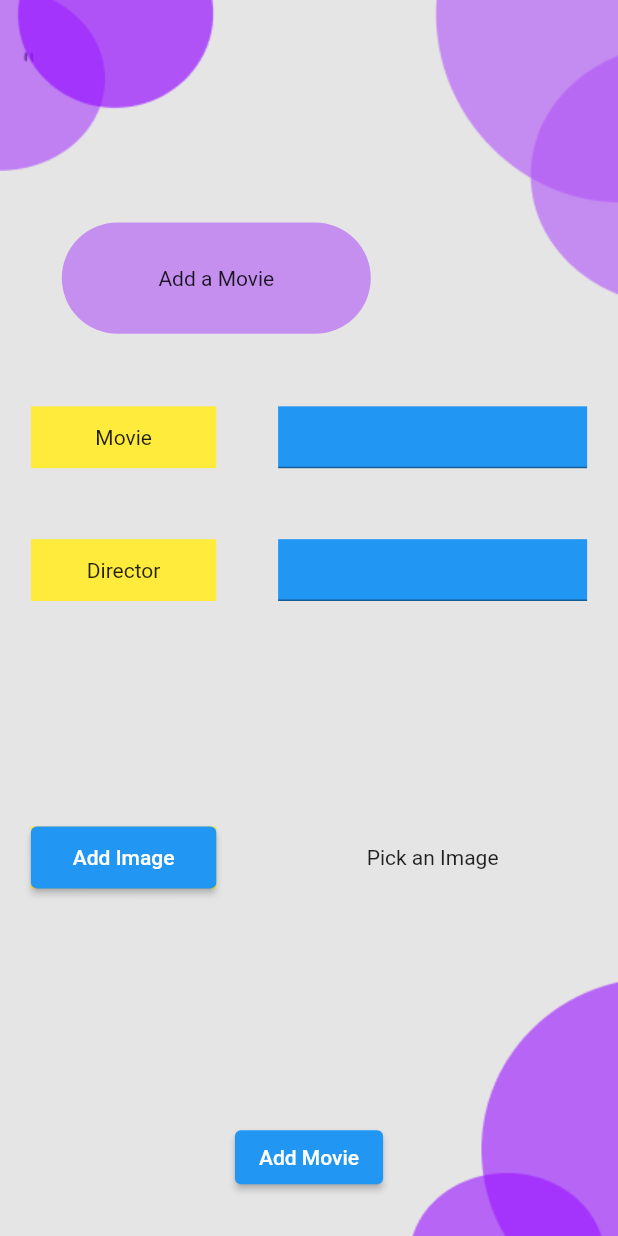
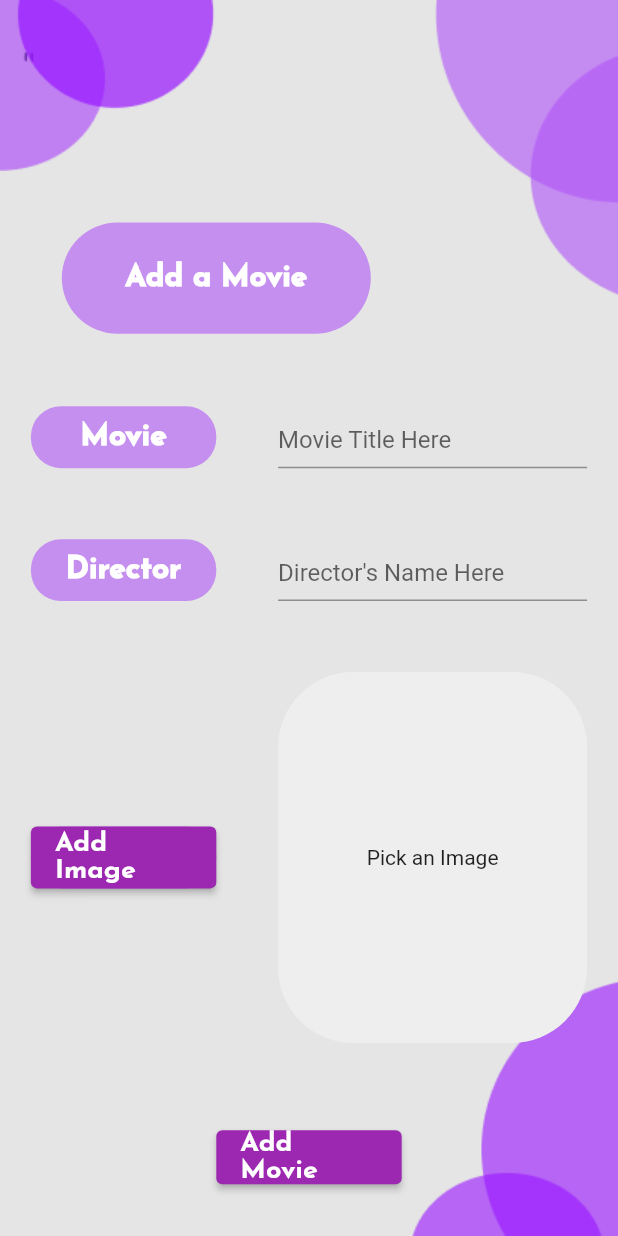
Before and after one commit to Megabyte-143/Movie_App, a Flutter app: the screen it shows after launch, after a tap on an icon or button, on a phone screen of 412 x 824 dp. Run offline on Flutter 3.47's test engine with Material 2 defaults, Android fonts, the phone set to English and light mode, and no system bars; our stand-ins replace cloud_firestore, firebase_core, firebase_storage, font_awesome_flutter, image_picker; accounts and stored records are empty.

Commit message:
completed the UI

```diff
--- a/lib/main.dart
+++ b/lib/main.dart
@@ -1,19 +1,19 @@
 import 'package:firebase_core/firebase_core.dart';
 import 'package:flutter/material.dart';
-import 'package:movie_app/provider/movie_list_provider.dart';
 import 'package:provider/provider.dart';
+
+import 'provider/movie_list_provider.dart';
 
 import 'screens/upload_screen.dart';
 import 'screens/list_screen.dart';
 
 void main() {
   WidgetsFlutterBinding.ensureInitialized();
-
   runApp(MyApp());
 }
 
 class MyApp extends StatelessWidget {
-  //const MyApp({Key? key}) : super(key: key);
+  MyApp({Key? key}) : super(key: key);
   final Future<FirebaseApp> _initialization = Firebase.initializeApp();
   @override
   Widget build(BuildContext context) {
@@ -36,15 +36,29 @@ class MyApp extends StatelessWidget {
             ),
           );
         } else {
-          return Provider(
+          return ChangeNotifierProvider(
             create: (_) => MovieListProvider(),
             child: MaterialApp(
               title: 'Flutter Demo',
               theme: ThemeData(
                 backgroundColor: const Color.fromRGBO(229, 229, 229, 1),
-                primarySwatch: Colors.blue,
+                primarySwatch: Colors.purple,
+                textTheme: const TextTheme(
+                  headline6: TextStyle(
+                    color: Colors.white,
+                    fontSize: 20,
+                    fontWeight: FontWeight.w900,
+                    fontFamily: "JosefinSans",
+                  ),
+                  headline5: TextStyle(
+                    color: Colors.white,
+                    fontSize: 18,
+                    fontWeight: FontWeight.bold,
+                    fontFamily: "JosefinSans",
+                  ),
+                ),
               ),
-              home: ListScreen(),
+              home: const ListScreen(),
               routes: {
                 UploadScreen.routeName: (ctx) => const UploadScreen(),
               },
--- a/lib/screens/upload_screen.dart
+++ b/lib/screens/upload_screen.dart
@@ -57,6 +57,36 @@ class _UploadScreenState extends State<UploadScreen> {
     });
   }
 
+  void addImage() {
+    showDialog(
+        context: context,
+        builder: (context) {
+          return AlertDialog(
+            title: const Text("Add An Image"),
+            actions: [
+              ElevatedButton(
+                onPressed: pickFromGallery,
+                child: const Text("Gallery"),
+              ),
+              ElevatedButton(
+                onPressed: pickFromCamera,
+                child: const Text("Photo"),
+              ),
+              ElevatedButton(
+                onPressed: removePhoto,
+                child: const Text("Remove Photo"),
+              ),
+              ElevatedButton(
+                onPressed: () {
+                  Navigator.pop(context);
+                },
+                child: const Text("OK"),
+              ),
+            ],
+          );
+        });
+  }
+
   void submit() async {
     final isValid = _formKey.currentState!.validate();
 
@@ -93,9 +123,6 @@ class _UploadScreenState extends State<UploadScreen> {
         ScaffoldMessenger.of(context)
             .showSnackBar(SnackBar(content: Text('$error')));
       } finally {
-        setState(() {
-          isLoading = false;
-        });
         Navigator.pop(context);
         _formKey.currentState!.reset();
       }
@@ -108,7 +135,7 @@ class _UploadScreenState extends State<UploadScreen> {
     final width = MediaQuery.of(context).size.width;
     return Scaffold(
       backgroundColor: Theme.of(context).backgroundColor,
-      body: Container(
+      body: SizedBox(
         height: height,
         child: SingleChildScrollView(
           child: Column(
@@ -117,7 +144,7 @@ class _UploadScreenState extends State<UploadScreen> {
                 height: height * 0.3,
                 width: width,
               ),
-              Container(
+              SizedBox(
                 height: height * 0.7,
                 child: Stack(
                   children: [
@@ -144,19 +171,34 @@ class _UploadScreenState extends State<UploadScreen> {
                                 Container(
                                   height: height * (0.05),
                                   width: width * 0.3,
-                                  color: Colors.yellow,
-                                  child: const Center(
+                                  decoration: BoxDecoration(
+                                    borderRadius: BorderRadius.circular(20),
+                                    color: const Color.fromRGBO(
+                                      152,
+                                      20,
+                                      255,
+                                      0.41,
+                                    ),
+                                  ),
+                                  child: Center(
                                     child: Text(
                                       "Movie",
+                                      style:
+                                          Theme.of(context).textTheme.headline6,
                                     ),
                                   ),
                                 ),
-                                Container(
-                                  color: Colors.blue,
+                                SizedBox(
+                                  //color: Colors.blue,
                                   height: height * (0.05),
                                   width: width * 0.5,
+                                  child: Center(
                                     child: TextFormField(
                                       controller: titleTextController,
+                                      decoration: const InputDecoration(
+                                        fillColor: Colors.transparent,
+                                        hintText: "Movie Title Here",
+                                      ),
                                       validator: (value) {
                                         if (value!.isEmpty) {
                                           return 'Please enter a Title';
@@ -168,6 +210,7 @@ class _UploadScreenState extends State<UploadScreen> {
                                       },
                                     ),
                                   ),
+                                ),
                               ],
                             ),
                             Row(
@@ -176,19 +219,32 @@ class _UploadScreenState extends State<UploadScreen> {
                                 Container(
                                   height: height * (0.05),
                                   width: width * 0.3,
-                                  color: Colors.yellow,
-                                  child: const Center(
+                                  decoration: BoxDecoration(
+                                    borderRadius: BorderRadius.circular(20),
+                                    color: const Color.fromRGBO(
+                                      152,
+                                      20,
+                                      255,
+                                      0.41,
+                                    ),
+                                  ),
+                                  child: Center(
                                     child: Text(
                                       "Director",
+                                      style:
+                                          Theme.of(context).textTheme.headline6,
                                     ),
                                   ),
                                 ),
-                                Container(
-                                  color: Colors.blue,
+                                SizedBox(
                                   height: height * (0.05),
                                   width: width * 0.5,
                                   child: TextFormField(
                                     controller: directorTextController,
+                                    decoration: const InputDecoration(
+                                      fillColor: Colors.transparent,
+                                      hintText: "Director's Name Here",
+                                    ),
                                     validator: (value) {
                                       if (value!.isEmpty) {
                                         return 'Please enter a Title';
@@ -208,60 +264,57 @@ class _UploadScreenState extends State<UploadScreen> {
                                 Container(
                                   height: height * (0.05),
                                   width: width * 0.3,
-                                    color: Colors.yellow,
+                                  decoration: BoxDecoration(
+                                    borderRadius: BorderRadius.circular(20),
+                                    color: const Color.fromRGBO(
+                                        152, 20, 255, 0.41),
+                                  ),
                                   child: ElevatedButton(
                                     onPressed: () {
-                                        showDialog(
-                                            context: context,
-                                            builder: (context) {
-                                              return AlertDialog(
-                                                title:
-                                                    const Text("Add An Image"),
-                                                actions: [
-                                                  ElevatedButton(
-                                                    onPressed: pickFromGallery,
-                                                    child:
-                                                        const Text("Gallery"),
+                                      addImage();
+                                    },
+                                    child: Text(
+                                      "Add Image",
+                                      style:
+                                          Theme.of(context).textTheme.headline5,
                                     ),
-                                                  ElevatedButton(
-                                                    onPressed: pickFromCamera,
-                                                    child: const Text("Photo"),
                                   ),
-                                                  ElevatedButton(
-                                                    onPressed: removePhoto,
-                                                    child: const Text(
-                                                        "Remove Photo"),
                                 ),
-                                                  ElevatedButton(
-                                                    onPressed: () {
-                                                      Navigator.pop(context);
-                                                    },
-                                                    child: const Text("OK"),
-                                                  ),
-                                                ],
-                                              );
-                                            });
-                                      },
-                                      child: const Text("Add Image"),
-                                    )),
                                 Container(
                                   height: height * 0.3,
-                                  // color: Colors.blue,
                                   width: width * 0.5,
-                                  decoration: const BoxDecoration(
-                                      //color: Colors.blue,
-                                      // image: DecorationImage(
-                                      //   image: AssetImage(image==null ? '': image!.path),
-                                      // ),
+                                  decoration: BoxDecoration(
+                                    color: Colors.grey.shade200,
+                                    borderRadius: BorderRadius.circular(50),
                                   ),
                                   child: _image == null
                                       ? const Center(
                                           child: Text("Pick an Image"),
                                         )
-                                      : Image.file(
+                                      : Material(
+                                          elevation: 20,
+                                          color: Colors.transparent,
+                                          shadowColor: Colors.transparent,
+                                          borderRadius:
+                                              BorderRadius.circular(50),
+                                          child: Container(
+                                            height: height * 0.3,
+                                            width: width * 0.5,
+                                            padding: EdgeInsets.symmetric(
+                                              vertical: height * 0.01,
+                                              horizontal: width * 0.01,
+                                            ),
+                                            decoration: BoxDecoration(
+                                              color: Colors.grey.shade200,
+                                              borderRadius:
+                                                  BorderRadius.circular(50),
+                                            ),
+                                            child: Image.file(
                                               _image!,
                                               fit: BoxFit.contain,
                                               alignment: Alignment.center,
+                                            ),
+                                          ),
                                         ),
                                 ),
                               ],
@@ -279,7 +332,12 @@ class _UploadScreenState extends State<UploadScreen> {
                                     ? const Center(
                                         child: CircularProgressIndicator(),
                                       )
-                                    : const Text("Add Movie"),
+                                    : Text(
+                                        "Add Movie",
+                                        style: Theme.of(context)
+                                            .textTheme
+                                            .headline5,
+                                      ),
                               ),
                             )
                           ],
--- a/lib/widgets/add_screen_header.dart
+++ b/lib/widgets/add_screen_header.dart
@@ -13,7 +13,7 @@ class AddScreenHeader extends StatelessWidget {
   @override
   Widget build(BuildContext context) {
     return Container(
-      height: height ,
+      height: height,
       width: width,
       child: Stack(
         children: [
@@ -46,8 +46,11 @@ class AddScreenHeader extends StatelessWidget {
                 borderRadius: BorderRadius.circular(50),
                 color: const Color.fromRGBO(152, 20, 255, 0.41),
               ),
-              child: const Center(
-                child: Text("Add a Movie"),
+              child: Center(
+                child: Text(
+                  "Add a Movie",
+                  style: Theme.of(context).textTheme.headline6,
+                ),
               ),
             ),
           ),
--- a/lib/widgets/list_screen/list__screen_header.dart
+++ b/lib/widgets/list_screen/list__screen_header.dart
@@ -58,8 +58,12 @@ class ListScreenHeader extends StatelessWidget {
                     ),
                   ],
                 ),
-                child: const Center(
-                  child: Text("Hey Yash! \n Here is Your Movie List "),
+                child: Center(
+                  child: Text(
+                    "Hey Yash! \n Here is Your Movie List ",
+                    style: Theme.of(context).textTheme.headline6,
+                    textAlign: TextAlign.center,
+                  ),
                 ),
               ),
             ),
--- a/lib/widgets/list_screen/movie_tile.dart
+++ b/lib/widgets/list_screen/movie_tile.dart
@@ -28,7 +28,7 @@ class MovieTile extends StatelessWidget {
     return Container(
       margin: EdgeInsets.symmetric(
         vertical: height * 0.03,
-        horizontal: width * 0.09,
+        horizontal: width * 0.04,
       ),
       height: height * 0.4,
       width: width,
@@ -44,20 +44,19 @@ class MovieTile extends StatelessWidget {
               child: Container(
                   alignment: Alignment.bottomRight,
                   height: height * 0.22,
-                  width: width * 0.7,
+                  width: width * 0.8,
                   decoration: BoxDecoration(
                     color: const Color.fromRGBO(152, 20, 255, 0.41),
                     borderRadius: BorderRadius.circular(30),
                   ),
                   child: Container(
                     decoration: BoxDecoration(
-                      //color: Colors.yellow,
                       borderRadius: BorderRadius.circular(30),
                     ),
-                    width: width * 0.39,
+                    width: width * 0.48,
                     padding: EdgeInsets.symmetric(
                       vertical: height * 0.02,
-                      horizontal: width * 0.01,
+                      horizontal: width * 0.02,
                     ),
                     child: Column(
                       mainAxisAlignment: MainAxisAlignment.spaceBetween,
@@ -65,9 +64,10 @@ class MovieTile extends StatelessWidget {
                       children: [
                         Row(
                           children: [
-                            const Expanded(
+                            Expanded(
                               child: Text(
                                 "Movie: ",
+                                style: Theme.of(context).textTheme.headline6,
                               ),
                             ),
                             Expanded(
@@ -83,9 +83,10 @@ class MovieTile extends StatelessWidget {
                         Row(
                           mainAxisAlignment: MainAxisAlignment.end,
                           children: [
-                            const Expanded(
+                             Expanded(
                               child: Text(
-                                "Director: ",
+                                "Director:",
+                                style: Theme.of(context).textTheme.headline6,
                               ),
                             ),
                             Expanded(
@@ -152,7 +153,6 @@ class MovieTile extends StatelessWidget {
                 height: height * 0.3,
                 width: width * 0.45,
                 decoration: BoxDecoration(
-                 // color: Colors.yellow,
                   borderRadius: BorderRadius.circular(30),
                   image: DecorationImage(
                     image: NetworkImage(
```
Also changed, not shown: 1 other file. Lines whose indentation alone changed are shown as unchanged.
